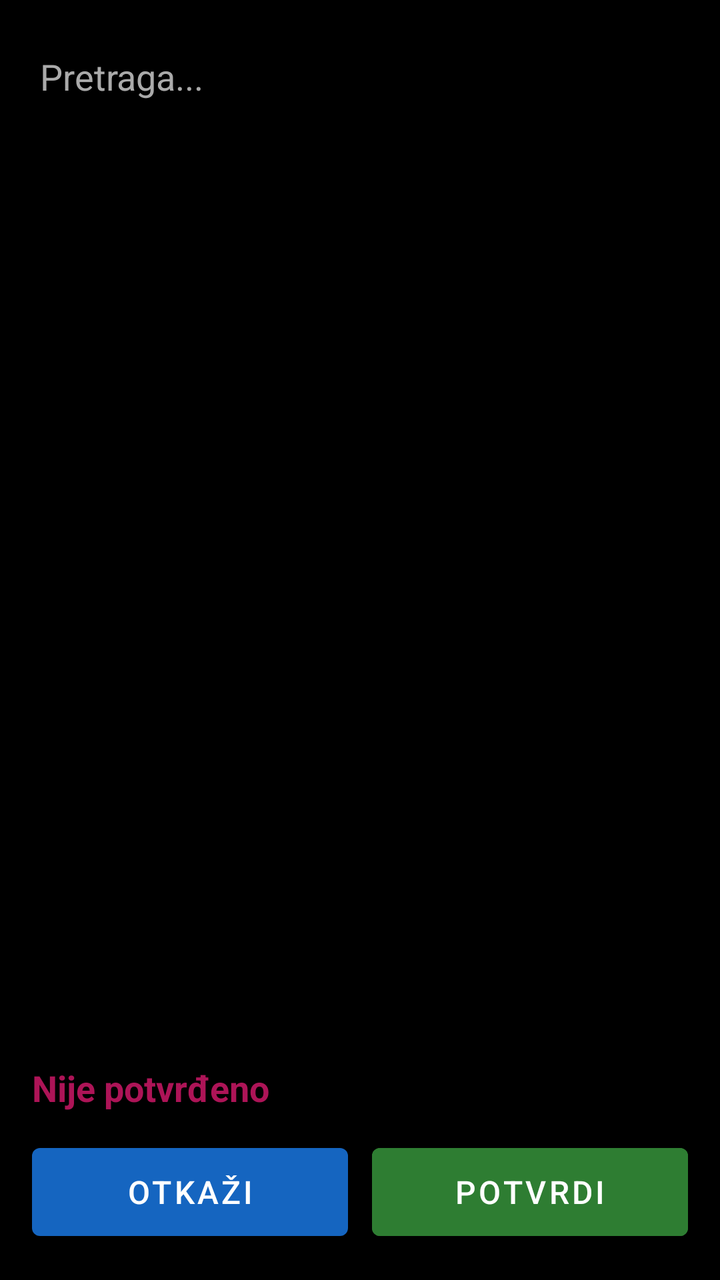
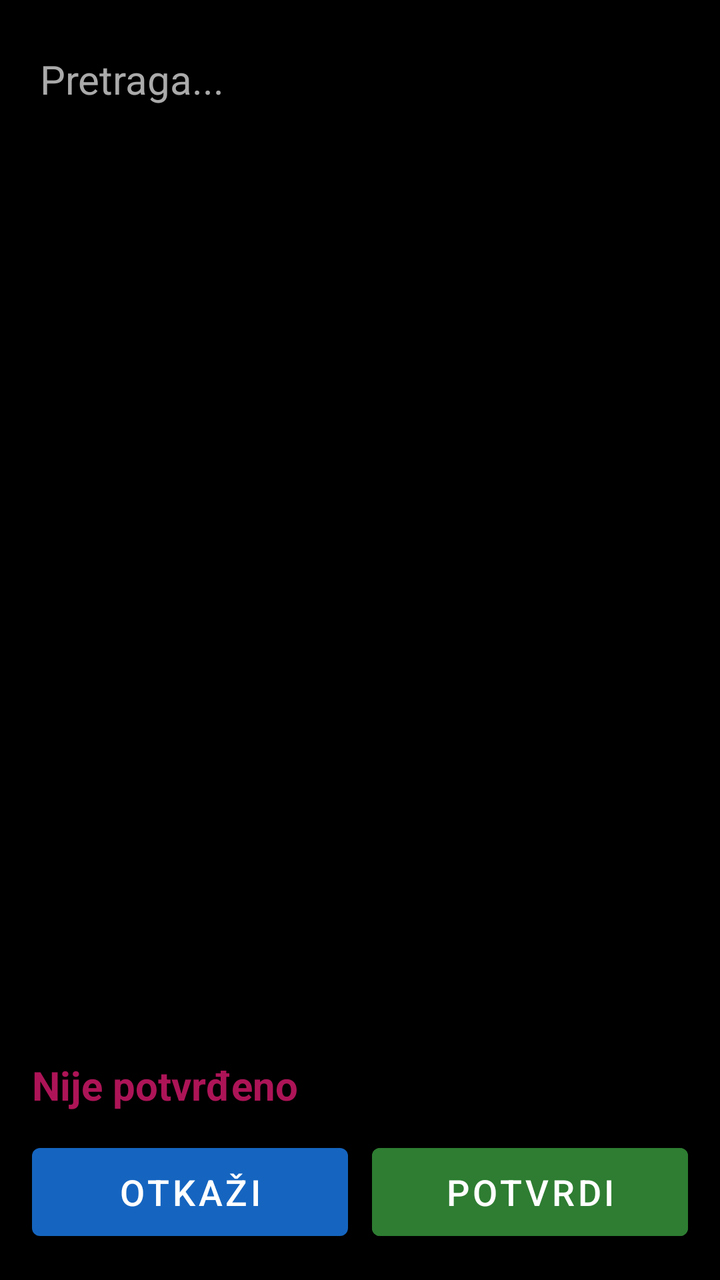

Before-and-after screenshots of an Android layout around one commit, followed by the original layout XML and the change that was made.
<!-- AndroidManifest.xml: application theme Theme.RecPoRec -->
<!-- res/layout/dialog_picker.xml -->
<?xml version="1.0" encoding="utf-8"?>
<LinearLayout xmlns:android="http://schemas.android.com/apk/res/android"
    android:layout_width="match_parent"
    android:layout_height="match_parent"
    android:orientation="vertical"
    android:padding="16dp"
    android:background="@color/background">

    <EditText
        android:id="@+id/editSearch"
        android:layout_width="match_parent"
        android:layout_height="wrap_content"
        android:hint="Pretraga..."
        android:textSize="18sp"
        android:textColor="@color/text_primary"
        android:textColorHint="#AAAAAA"
        android:inputType="text"
        android:autofillHints="" />

    <ListView
        android:id="@+id/listChoices"
        android:layout_width="match_parent"
        android:layout_height="0dp"
        android:layout_weight="1"
        android:layout_marginTop="8dp"
        android:choiceMode="singleChoice" />

    <TextView
        android:id="@+id/textConfirmStatus"
        android:layout_width="match_parent"
        android:layout_height="wrap_content"
        android:layout_marginTop="8dp"
        android:textSize="18sp"
        android:textStyle="bold"
        android:textColor="@color/btn_page_nav"
        android:accessibilityLiveRegion="polite"
        android:text="Nije potvrđeno" />

    <LinearLayout
        android:layout_width="match_parent"
        android:layout_height="wrap_content"
        android:orientation="horizontal"
        android:layout_marginTop="12dp">

        <Button
            android:id="@+id/btnCancel"
            android:layout_width="0dp"
            android:layout_height="56dp"
            android:layout_weight="1"
            android:layout_marginEnd="6dp"
            android:textSize="16sp"
            android:text="Otkaži" />

        <Button
            android:id="@+id/btnConfirm"
            android:layout_width="0dp"
            android:layout_height="56dp"
            android:layout_weight="1"
            android:layout_marginStart="6dp"
            android:textSize="16sp"
            android:backgroundTint="@color/btn_chapter"
            android:textColor="@color/button_text"
            android:text="Potvrdi" />
    </LinearLayout>

</LinearLayout>
<!-- resources referenced by this layout -->
<resources>
  <color name="background">#000000</color>
  <color name="btn_chapter">#2E7D32</color>
  <color name="btn_page_nav">#AD1457</color>
  <color name="button_text">#FFFFFF</color>
  <color name="text_primary">#FFFFFF</color>
  <style name="Theme.RecPoRec" parent="Theme.MaterialComponents.DayNight.NoActionBar">
          <item name="android:windowBackground">@color/background</item>
          <item name="android:textColorPrimary">@color/text_primary</item>
          <item name="colorPrimary">@color/btn_voice</item>
          <item name="colorOnPrimary">@color/button_text</item>
      </style>
  <color name="btn_voice">#1565C0</color>
</resources>

<!-- the commit's change to res/layout/dialog_picker.xml (unified diff, before → after) -->
@@ -11,7 +11,7 @@
         android:layout_width="match_parent"
         android:layout_height="wrap_content"
         android:hint="Pretraga..."
-        android:textSize="18sp"
+        android:textSize="20sp"
         android:textColor="@color/text_primary"
         android:textColorHint="#AAAAAA"
         android:inputType="text"
@@ -30,7 +30,7 @@
         android:layout_width="match_parent"
         android:layout_height="wrap_content"
         android:layout_marginTop="8dp"
-        android:textSize="18sp"
+        android:textSize="20sp"
         android:textStyle="bold"
         android:textColor="@color/btn_page_nav"
         android:accessibilityLiveRegion="polite"
@@ -48,7 +48,7 @@
             android:layout_height="56dp"
             android:layout_weight="1"
             android:layout_marginEnd="6dp"
-            android:textSize="16sp"
+            android:textSize="18sp"
             android:text="Otkaži" />
 
         <Button
@@ -57,7 +57,7 @@
             android:layout_height="56dp"
             android:layout_weight="1"
             android:layout_marginStart="6dp"
-            android:textSize="16sp"
+            android:textSize="18sp"
             android:backgroundTint="@color/btn_chapter"
             android:textColor="@color/button_text"
             android:text="Potvrdi" />
